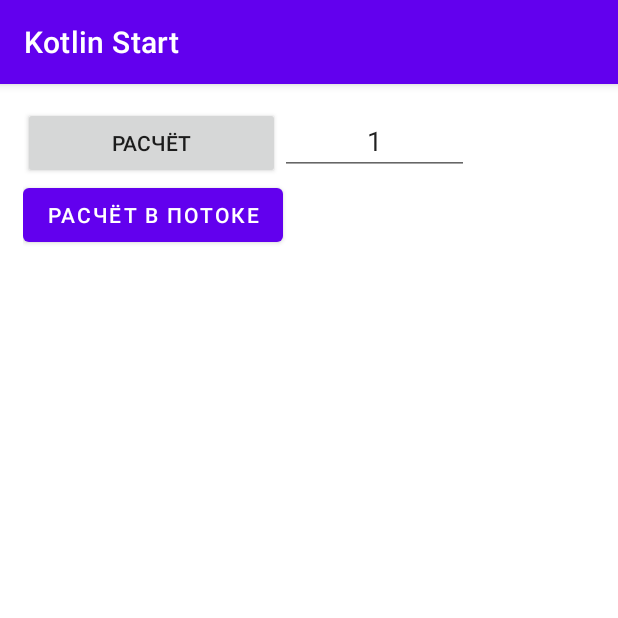
After one commit to Iliassemeonidis/Kotlin_Start, an Android app: the fragment ThreadFragment placed in its activity, on a phone screen of 412 x 824 dp, the top half of it. The commit adds this screen. Run offline under Robolectric (Android 15) with nearby library versions, the phone set to English and light mode, and no system bars; network calls fail.

Commit message:
service start

```diff
--- a/app/src/main/java/com/example/kotlinstart/model/AppState.kt
+++ b/app/src/main/java/com/example/kotlinstart/model/AppState.kt
@@ -1,7 +1,7 @@
 package com.example.kotlinstart.model
 
 sealed class AppState {
-    data class Success(val weatherData: WeatherData) : AppState()
+    data class Success(val weatherParams: WeatherParams/*WeatherDetailsData*/) : AppState()
     data class Error(val error: Throwable) : AppState()
     object Loading : AppState()
 }
--- a/app/src/main/java/com/example/kotlinstart/model/WeatherData.kt
+++ b/app/src/main/java/com/example/kotlinstart/model/WeatherParams.kt
@@ -1,6 +1,6 @@
 package com.example.kotlinstart.model
 
-data class WeatherData(
+data class WeatherParams(
     val city: String = "Moscow",
     var degrees: String = "27°",
     var weatherCondition: String = "Солнечно",
--- a/app/src/main/java/com/example/kotlinstart/repository/detailsrepository/RepositoryDetails.kt
+++ b/app/src/main/java/com/example/kotlinstart/repository/detailsrepository/RepositoryDetails.kt
@@ -1,7 +1,6 @@
 package com.example.kotlinstart.repository.detailsrepository
 
 import com.example.kotlinstart.dto.WeatherDTO
-import com.example.kotlinstart.model.WeatherData
 
 interface RepositoryDetails {
 
--- a/app/src/main/java/com/example/kotlinstart/utils/DataUtils.kt
+++ b/app/src/main/java/com/example/kotlinstart/utils/DataUtils.kt
@@ -34,9 +34,9 @@
     } else AppState.Success(convertDtoToWeatherData(city, serverResponse))
 }
 
-private fun convertDtoToWeatherData(city: String, weatherDTO: WeatherDTO): WeatherData {
+private fun convertDtoToWeatherData(city: String, weatherDTO: WeatherDTO): WeatherParams {
     val fact: FactDTO = weatherDTO.fact!!
-    return WeatherData(
+    return WeatherParams(
         city,
         fact.temp!!.toString(),
         fact.condition!!,
--- /dev/null
+++ b/app/src/main/java/com/example/kotlinstart/view/ThreadFragment.kt
@@ -0,0 +1,76 @@
+package com.example.kotlinstart.view
+
+import android.app.Activity
+import android.os.Bundle
+import android.view.LayoutInflater
+import android.view.View
+import android.view.ViewGroup
+import androidx.appcompat.widget.AppCompatTextView
+import androidx.fragment.app.Fragment
+import com.example.kotlinstart.R
+import com.example.kotlinstart.databinding.FragmentThreadBinding
+import kotlinx.android.synthetic.main.fragment_thread.*
+import java.util.*
+import java.util.concurrent.TimeUnit
+
+class ThreadFragment : Fragment() {
+
+    private var _binding: FragmentThreadBinding? = null
+    private val binding get() = _binding!!
+    private var counterThread = 0
+
+    override fun onCreateView(
+        inflater: LayoutInflater, container: ViewGroup?,
+        savedInstanceState: Bundle?
+    ): View {
+        _binding = FragmentThreadBinding.inflate(inflater, container, false)
+        return binding.root
+
+    }
+
+    override fun onViewCreated(view: View, savedInstanceState: Bundle?) {
+        super.onViewCreated(view, savedInstanceState)
+        binding.button.setOnClickListener {
+            binding.textView.text = startCalculations(binding.editText.text.toString().toInt())
+            binding.mainContainer.addView(AppCompatTextView(it.context).apply {
+                text = getString(R.string.in_main_thread)
+                textSize = resources.getDimension(R.dimen.main_container_text_size)
+            })
+        }
+
+        binding.calcThreadBtn.setOnClickListener {
+            Thread {
+                counterThread++
+                val calculatedText = startCalculations(editText.text.toString().toInt())
+                requireActivity().runOnUiThread {
+                    binding.textView.text = calculatedText
+                    binding.mainContainer.addView(AppCompatTextView(it.context).apply {
+                        text = String.format(getString(R.string.from_thread), counterThread)
+                        textSize = resources.getDimension(R.dimen.main_container_text_size)
+                    })
+                }
+            }.start()
+        }
+    }
+
+    private fun startCalculations(seconds: Int): String {
+        val date = Date()
+        var diffInSec: Long
+        do {
+            val currentDate = Date()
+            val diffInMs: Long = currentDate.time - date.time
+            diffInSec = TimeUnit.MILLISECONDS.toSeconds(diffInMs)
+        } while (diffInSec < seconds)
+        return diffInSec.toString()
+    }
+
+
+    companion object {
+        // TODO: Rename and change types and number of parameters
+        @JvmStatic
+        fun newInstance() =
+            ThreadFragment().apply {
+
+            }
+    }
+}
--- /dev/null
+++ b/app/src/main/res/layout/fragment_thread.xml
@@ -0,0 +1,59 @@
+<?xml version="1.0" encoding="utf-8"?>
+<ScrollView
+    xmlns:android="http://schemas.android.com/apk/res/android"
+    xmlns:tools="http://schemas.android.com/tools"
+    android:layout_width="match_parent"
+    android:layout_height="match_parent"
+    >
+
+    <LinearLayout
+        android:id="@+id/mainContainer"
+        android:layout_width="match_parent"
+        android:layout_height="wrap_content"
+        android:orientation="vertical"
+        android:padding="15dp"
+        >
+
+        <LinearLayout
+            android:layout_width="match_parent"
+            android:layout_height="wrap_content"
+            android:orientation="horizontal"
+            >
+
+            <androidx.appcompat.widget.AppCompatButton
+                android:id="@+id/button"
+                android:layout_width="wrap_content"
+                android:layout_height="wrap_content"
+                android:layout_weight="1"
+                android:text="@string/calculate"
+                />
+
+            <androidx.appcompat.widget.AppCompatEditText
+                android:id="@+id/editText"
+                android:layout_width="wrap_content"
+                android:layout_height="wrap_content"
+                android:layout_weight="1"
+                android:ems="2"
+                android:gravity="center_horizontal"
+                android:inputType="number"
+                android:text="@string/default_number"
+                />
+
+            <androidx.appcompat.widget.AppCompatTextView
+                android:id="@+id/textView"
+                android:layout_width="wrap_content"
+                android:layout_height="wrap_content"
+                android:layout_weight="1"
+                android:gravity="center_horizontal"
+                tools:text="0"
+                />
+        </LinearLayout>
+
+        <Button
+            android:id="@+id/calcThreadBtn"
+            android:layout_width="wrap_content"
+            android:layout_height="wrap_content"
+            android:text="@string/calc_in_thread"
+            />
+    </LinearLayout>
+</ScrollView>
--- a/app/src/main/res/values/dimens.xml
+++ b/app/src/main/res/values/dimens.xml
@@ -13,4 +13,6 @@
     <dimen name="max_size_float">60dp</dimen>
     <dimen name="margin_degrees">25sp</dimen>
     <dimen name="text_size_degrees">70sp</dimen>
+
+    <dimen name="main_container_text_size">10sp</dimen>
 </resources>
--- a/app/src/main/res/values/strings.xml
+++ b/app/src/main/res/values/strings.xml
@@ -25,6 +25,20 @@
     <string name="detail_information_text">Дитальная информация о погоде на неделю и в течении дня</string>
     <string name="image_weather_condition">Изображение состояние погоды</string>
 
+    <string name="threads">Threads</string>
+    <string name="in_main_thread">В главном потоке</string>
+    <string name="from_thread">Из потока %d</string>
+    <string name="in_thread">Выводим в потоке %s</string>
+    <string name="calculate_in_thread">Считаем в потоке %s</string>
+    <string name="my_handler_thread">My_Handler_Thread</string>
+    <string name="hello_from_thread_fragment">Hello from ThreadsFragment</string>
+    <string name="calculate">Расчёт</string>
+    <string name="default_number">1</string>
+    <string name="calc_in_thread">Расчёт в потоке</string>
+    <string name="handler_thread">Handler_Thread</string>
+    <string name="service">Service</string>
+    <string name="service_broadcast">Service + Broadcast</string>
+
     <string-array name="city">
         <item>Москва</item>
         <item>Калифорния</item>
@@ -40,5 +54,7 @@
         <item>Краснодарский край</item>
         <item>Республика Северная Осетия-Алания</item>
     </string-array>
+    <!-- TODO: Remove or change this placeholder text -->
+    <string name="hello_blank_fragment">Hello blank fragment</string>
 
 </resources>
```
Also changed, not shown: app/src/main/java/com/example/kotlinstart/model/WeatherDetails.kt (+8 -8 lines), app/src/main/java/com/example/kotlinstart/view/detailsscreen/DetailsFragment.kt (+6 -6 lines), app/src/main/java/com/example/kotlinstart/view/detailsscreen/WeatherDetailsData.kt (added, +10 -0 lines), app/src/main/java/com/example/kotlinstart/view/weatherscreen/WeatherFragment.kt (+9 -2 lines).
